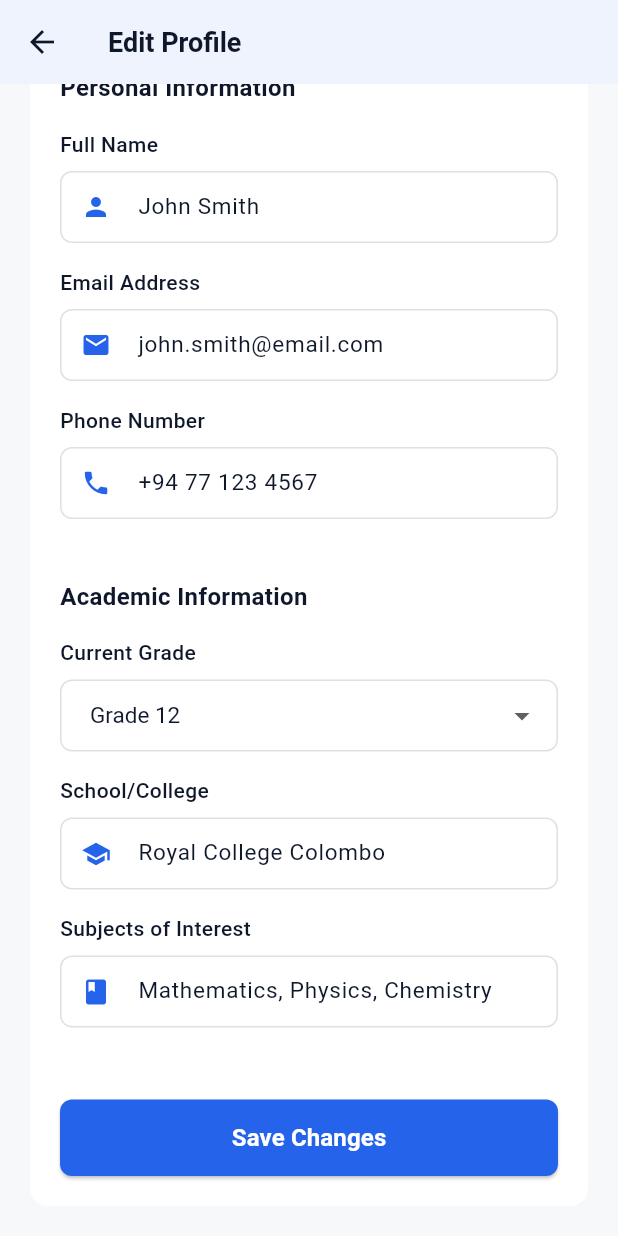
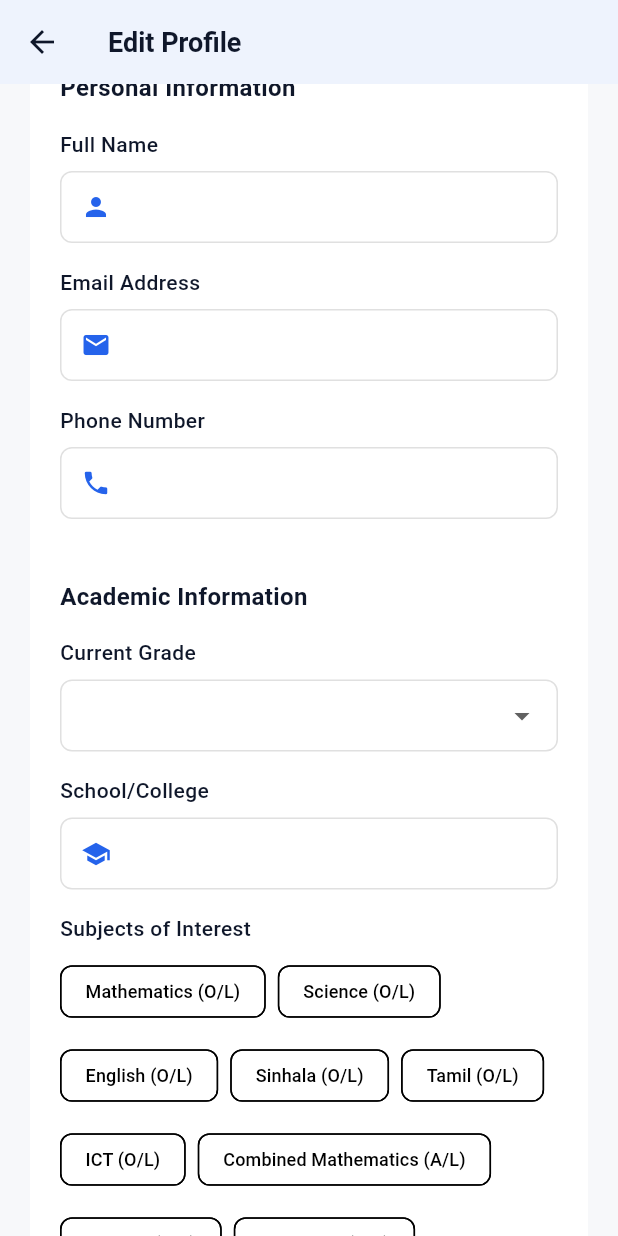
Before and after one commit to Sithum-BASG/ai-classmate-dev, a Flutter app: the EditProfilePage screen opened directly, scrolled down 49 dp, on a phone screen of 412 x 824 dp. Run offline on Flutter 3.47's test engine with Material 3 defaults, Android fonts, the phone set to English and light mode, and no system bars; our stand-ins replace cloud_firestore, cloud_functions, firebase_auth, firebase_core, firebase_messaging, firebase_storage and 1 more; accounts and stored records are empty.

Commit message:
Implemented edit profile feature

```diff
--- a/lib/screens/profile_page.dart
+++ b/lib/screens/profile_page.dart
@@ -4,6 +4,7 @@ import 'package:go_router/go_router.dart';
 import 'package:firebase_auth/firebase_auth.dart';
 import 'package:cloud_firestore/cloud_firestore.dart';
 import '../theme.dart';
+import '../config/subjects.dart';
 
 class ProfilePage extends StatefulWidget {
   const ProfilePage({super.key});
@@ -125,13 +126,16 @@ class _ProfilePageState extends State<ProfilePage> {
                   ),
                   const SizedBox(height: 20),
                   ElevatedButton.icon(
-                    onPressed: () {
-                      Navigator.push(
+                    onPressed: () async {
+                      final updated = await Navigator.push(
                         context,
                         MaterialPageRoute(
                           builder: (context) => const EditProfilePage(),
                         ),
                       );
+                      if (updated == true && mounted) {
+                        _loadUserProfile();
+                      }
                     },
                     icon: const Icon(Icons.edit, size: 18),
                     label: const Text('Edit Profile'),
@@ -408,8 +412,91 @@ class _ProfilePageState extends State<ProfilePage> {
   }
 }
 
-class EditProfilePage extends StatelessWidget {
+class EditProfilePage extends StatefulWidget {
   const EditProfilePage({super.key});
+
+  @override
+  State<EditProfilePage> createState() => _EditProfilePageState();
+}
+
+class _EditProfilePageState extends State<EditProfilePage> {
+  final _formKey = GlobalKey<FormState>();
+  final TextEditingController _nameController = TextEditingController();
+  final TextEditingController _emailController = TextEditingController();
+  final TextEditingController _phoneController = TextEditingController();
+  final TextEditingController _schoolController = TextEditingController();
+  int? _grade;
+  final Set<String> _selectedSubjects = <String>{};
+  bool _loading = true;
+  bool _saving = false;
+
+  @override
+  void initState() {
+    super.initState();
+    _load();
+  }
+
+  Future<void> _load() async {
+    final user = FirebaseAuth.instance.currentUser;
+    if (user == null) {
+      if (!mounted) return;
+      context.go('/auth');
+      return;
+    }
+    _emailController.text = user.email ?? '';
+    _nameController.text = user.displayName ?? '';
+    try {
+      final doc = await FirebaseFirestore.instance
+          .collection('student_profiles')
+          .doc(user.uid)
+          .get();
+      final data = doc.data();
+      if (data != null) {
+        _nameController.text = (_nameController.text.isEmpty)
+            ? ((data['full_name'] as String?) ?? '')
+            : _nameController.text;
+        _grade = (data['grade'] is int)
+            ? data['grade'] as int
+            : int.tryParse('${data['grade']}');
+        _schoolController.text = (data['school'] as String?) ?? '';
+        _phoneController.text = (data['phone'] as String?) ?? '';
+        final List<dynamic>? subs =
+            data['subjects_of_interest'] as List<dynamic>?;
+        if (subs != null) _selectedSubjects.addAll(subs.map((e) => '$e'));
+      }
+    } catch (_) {}
+    if (mounted) setState(() => _loading = false);
+  }
+
+  Future<void> _save() async {
+    if (!_formKey.currentState!.validate()) return;
+    final user = FirebaseAuth.instance.currentUser;
+    if (user == null) return;
+    setState(() => _saving = true);
+    try {
+      final fullName = _nameController.text.trim();
+      await user.updateDisplayName(fullName);
+      final List<String> subjects = _selectedSubjects.toList();
+      await FirebaseFirestore.instance
+          .collection('student_profiles')
+          .doc(user.uid)
+          .set({
+        'full_name': fullName,
+        'grade': _grade ?? 0,
+        'school': _schoolController.text.trim(),
+        'phone': _phoneController.text.trim(),
+        'subjects_of_interest': subjects,
+      }, SetOptions(merge: true));
+      if (!mounted) return;
+      Navigator.pop(context, true);
+    } catch (e) {
+      if (!mounted) return;
+      ScaffoldMessenger.of(context)
+          .showSnackBar(const SnackBar(content: Text('Failed to save')));
+    } finally {
+      if (mounted) setState(() => _saving = false);
+    }
+  }
 
   @override
   Widget build(BuildContext context) {
@@ -427,8 +514,12 @@ class EditProfilePage extends StatelessWidget {
           ),
         ),
       ),
-      body: SingleChildScrollView(
+      body: _loading
+          ? const Center(child: CircularProgressIndicator())
+          : SingleChildScrollView(
               padding: const EdgeInsets.all(20),
+              child: Form(
+                key: _formKey,
                 child: Container(
                   decoration: BoxDecoration(
                     color: Colors.white,
@@ -447,10 +538,14 @@ class EditProfilePage extends StatelessWidget {
                         ),
                       ),
                       const SizedBox(height: 16),
-              _buildTextField('Full Name', 'John Smith', Icons.person),
-              _buildTextField(
-                  'Email Address', 'john.smith@email.com', Icons.email),
-              _buildTextField('Phone Number', '+94 77 123 4567', Icons.phone),
+                      _textField('Full Name', _nameController, Icons.person,
+                          validator: (v) => (v == null || v.trim().isEmpty)
+                              ? 'Required'
+                              : null),
+                      _textField('Email Address', _emailController, Icons.email,
+                          readOnly: true),
+                      _textField('Phone Number', _phoneController, Icons.phone,
+                          keyboardType: TextInputType.phone),
                       const SizedBox(height: 24),
                       const Text(
                         'Academic Information',
@@ -461,24 +556,15 @@ class EditProfilePage extends StatelessWidget {
                         ),
                       ),
                       const SizedBox(height: 16),
-              _buildDropdownField('Current Grade', 'Grade 12'),
-              _buildTextField(
-                  'School/College', 'Royal College Colombo', Icons.school),
-              _buildTextField('Subjects of Interest',
-                  'Mathematics, Physics, Chemistry', Icons.book),
+                      _gradeDropdown(),
+                      _textField(
+                          'School/College', _schoolController, Icons.school),
+                      _subjectsChips(),
                       const SizedBox(height: 32),
                       SizedBox(
                         width: double.infinity,
                         child: ElevatedButton(
-                  onPressed: () {
-                    ScaffoldMessenger.of(context).showSnackBar(
-                      const SnackBar(
-                        content: Text('Profile updated successfully!'),
-                        backgroundColor: AppTheme.brandSecondary,
-                      ),
-                    );
-                    Navigator.pop(context);
-                  },
+                          onPressed: _saving ? null : _save,
                           style: ElevatedButton.styleFrom(
                             backgroundColor: AppTheme.brandPrimary,
                             padding: const EdgeInsets.symmetric(vertical: 14),
@@ -486,7 +572,17 @@ class EditProfilePage extends StatelessWidget {
                               borderRadius: BorderRadius.circular(8),
                             ),
                           ),
-                  child: const Text(
+                          child: _saving
+                              ? const SizedBox(
+                                  height: 20,
+                                  width: 20,
+                                  child: CircularProgressIndicator(
+                                    strokeWidth: 2,
+                                    valueColor:
+                                        AlwaysStoppedAnimation(Colors.white),
+                                  ),
+                                )
+                              : const Text(
                                   'Save Changes',
                                   style: TextStyle(
                                     color: Colors.white,
@@ -500,10 +596,15 @@ class EditProfilePage extends StatelessWidget {
                   ),
                 ),
               ),
+            ),
     );
   }
 
-  Widget _buildTextField(String label, String value, IconData icon) {
+  Widget _textField(
+      String label, TextEditingController controller, IconData icon,
+      {bool readOnly = false,
+      String? Function(String?)? validator,
+      TextInputType? keyboardType}) {
     return Padding(
       padding: const EdgeInsets.only(bottom: 16),
       child: Column(
@@ -519,7 +620,10 @@ class EditProfilePage extends StatelessWidget {
           ),
           const SizedBox(height: 8),
           TextFormField(
-            initialValue: value,
+            controller: controller,
+            readOnly: readOnly,
+            validator: validator,
+            keyboardType: keyboardType,
             style: const TextStyle(fontSize: 15),
             decoration: InputDecoration(
               prefixIcon: Icon(icon, size: 20, color: AppTheme.brandPrimary),
@@ -545,24 +649,29 @@ class EditProfilePage extends StatelessWidget {
     );
   }
 
-  Widget _buildDropdownField(String label, String value) {
+  Widget _gradeDropdown() {
     return Padding(
       padding: const EdgeInsets.only(bottom: 16),
       child: Column(
         crossAxisAlignment: CrossAxisAlignment.start,
         children: [
-          Text(
-            label,
-            style: const TextStyle(
+          const Text(
+            'Current Grade',
+            style: TextStyle(
               fontSize: 14,
               fontWeight: FontWeight.w500,
               color: AppTheme.brandText,
             ),
           ),
           const SizedBox(height: 8),
-          DropdownButtonFormField<String>(
-            value: value,
-            style: const TextStyle(fontSize: 15, color: AppTheme.brandText),
+          DropdownButtonFormField<int>(
+            value: _grade,
+            items: const [6, 7, 8, 9, 10, 11, 12, 13]
+                .map((g) => DropdownMenuItem<int>(
+                      value: g,
+                      child: Text('Grade $g'),
+                    ))
+                .toList(),
             decoration: InputDecoration(
               contentPadding:
                   const EdgeInsets.symmetric(horizontal: 16, vertical: 12),
@@ -580,13 +689,56 @@ class EditProfilePage extends StatelessWidget {
                     const BorderSide(color: AppTheme.brandPrimary, width: 2),
               ),
             ),
-            items: ['Grade 10', 'Grade 11', 'Grade 12', 'Grade 13']
-                .map((grade) => DropdownMenuItem(
-                      value: grade,
-                      child: Text(grade),
-                    ))
-                .toList(),
-            onChanged: (value) {},
+            onChanged: (v) => setState(() => _grade = v),
+            validator: (v) => v == null ? 'Select your grade' : null,
+          ),
+        ],
+      ),
+    );
+  }
+
+  Widget _subjectsChips() {
+    return Padding(
+      padding: const EdgeInsets.only(bottom: 16),
+      child: Column(
+        crossAxisAlignment: CrossAxisAlignment.start,
+        children: [
+          Row(
+            mainAxisAlignment: MainAxisAlignment.spaceBetween,
+            children: [
+              const Text(
+                'Subjects of Interest',
+                style: TextStyle(
+                  fontSize: 14,
+                  fontWeight: FontWeight.w500,
+                  color: AppTheme.brandText,
+                ),
+              ),
+              if (_selectedSubjects.isNotEmpty)
+                TextButton(
+                  onPressed: () => setState(() => _selectedSubjects.clear()),
+                  child: const Text('Clear all'),
+                ),
+            ],
+          ),
+          const SizedBox(height: 8),
+          Wrap(
+            spacing: 8,
+            runSpacing: 8,
+            children: [
+              for (final s in kSubjectOptions)
+                FilterChip(
+                  selected: _selectedSubjects.contains(s.code),
+                  label: Text(s.label, style: const TextStyle(fontSize: 12)),
+                  onSelected: (sel) => setState(() {
+                    if (sel) {
+                      _selectedSubjects.add(s.code);
+                    } else {
+                      _selectedSubjects.remove(s.code);
+                    }
+                  }),
+                ),
+            ],
           ),
         ],
       ),
```
Lines whose indentation alone changed are shown as unchanged.
